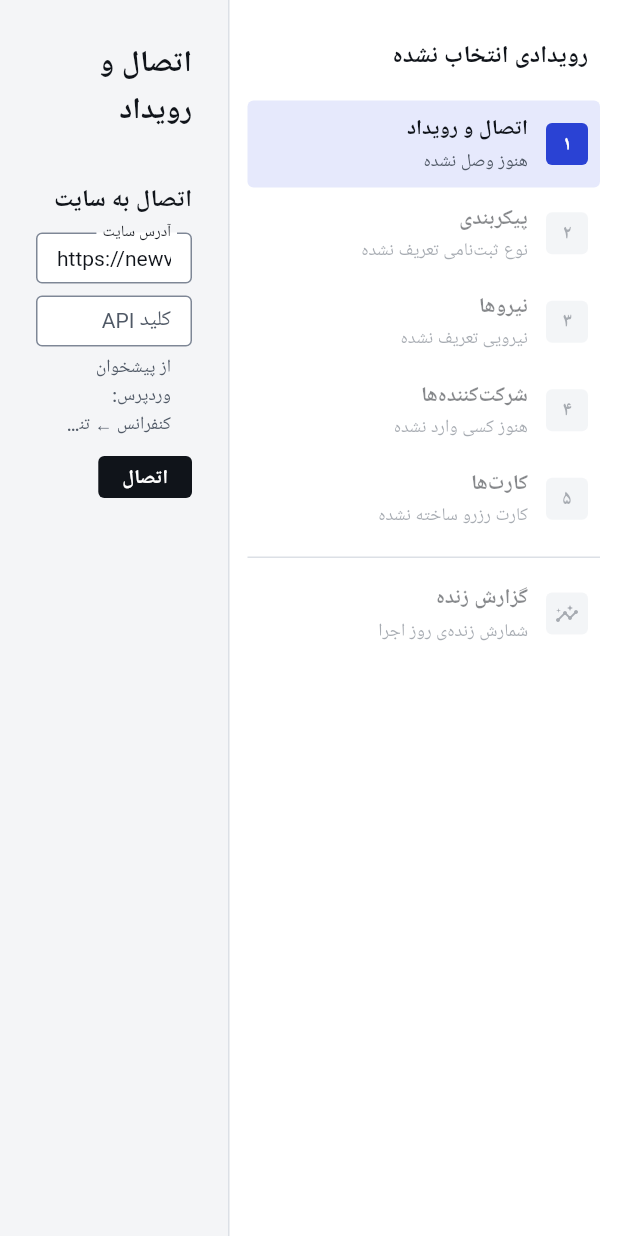
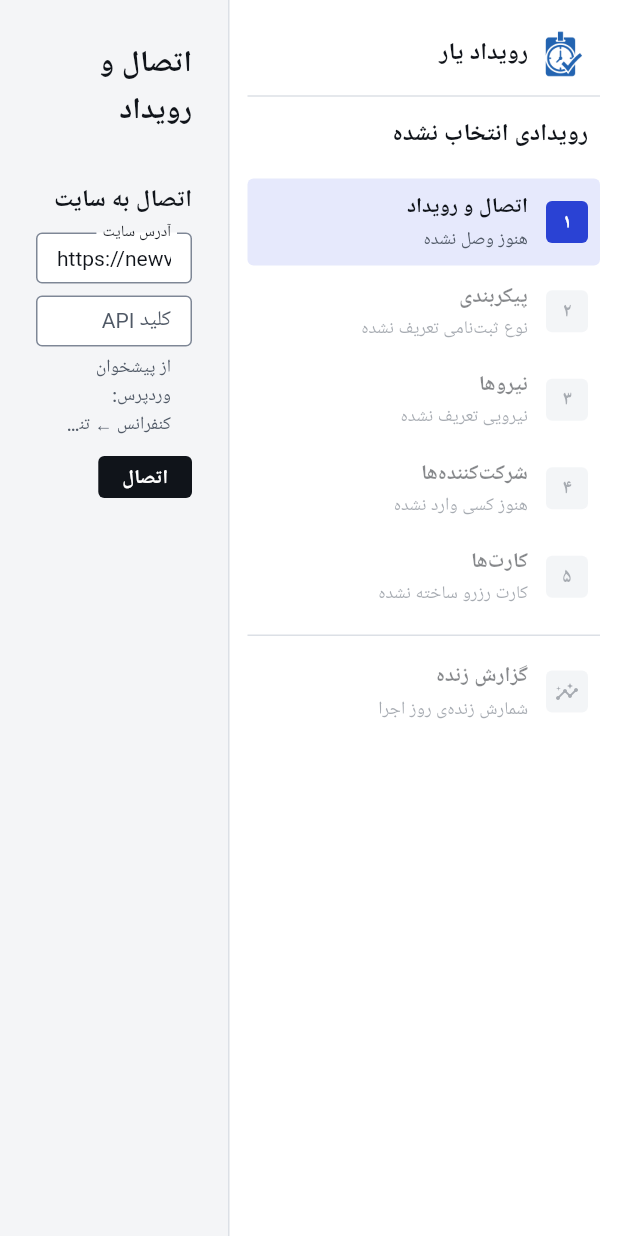
Before and after one commit to mostafaedalatpoor/conference-system, a Flutter app: the screen it shows after launch, on a phone screen of 412 x 824 dp. Run offline on Flutter 3.47's test engine with Material 3 defaults, Android fonts, the phone set to English and light mode, and no system bars; our stand-ins replace file_picker, pdf; missing offline and left inert: excel, mobile_scanner; Roboto replaces fonts that are missing (Vazirmatn).

Commit message:
Brand both apps as Roydadyar (رویداد یار) and build on this branch
- branding/: logo, 1024px icon, Android mipmaps and Windows .ico
- CI copies the launcher icon into the generated android/ and windows/
  folders, names the Android app «رویداد یار», the Windows window title
  «رویداد یار» and the exe Roydadyar.exe; artifacts renamed
- Logo shown on the staff login screen and the admin side nav
- Build workflow also runs on pushes to design-system-daftar

Co-Authored-By: Claude Opus 5.5 <noreply@anthropic.com>
Claude-Session: https://claude.ai/code/session_016PigtNoUMNC5Q9iaDzgJvU

```diff
--- a/admin_app/lib/main.dart
+++ b/admin_app/lib/main.dart
@@ -33,7 +33,7 @@ class AdminApp extends StatelessWidget {
   @override
   Widget build(BuildContext context) {
     return MaterialApp(
-      title: 'مدیریت کنفرانس',
+      title: 'رویداد یار — مدیریت',
       debugShowCheckedModeBanner: false,
       locale: const Locale('fa'),
       supportedLocales: const [Locale('fa'), Locale('en')],
@@ -131,7 +131,16 @@ class _ShellState extends State<Shell> {
                   padding: const EdgeInsets.all(DaftarSize.space3),
                   children: [
                     Padding(
-                      padding: const EdgeInsets.fromLTRB(DaftarSize.space2, DaftarSize.space3, DaftarSize.space2, DaftarSize.space4),
+                      padding: const EdgeInsets.fromLTRB(DaftarSize.space2, DaftarSize.space2, DaftarSize.space2, 0),
+                      child: Row(children: [
+                        Image.asset('assets/brand/logo.png', width: 32, height: 32, semanticLabel: 'لوگوی رویداد یار'),
+                        const SizedBox(width: DaftarSize.space2),
+                        Text('رویداد یار', style: Theme.of(context).textTheme.titleMedium),
+                      ]),
+                    ),
+                    Divider(color: x.line, height: DaftarSize.space5),
+                    Padding(
+                      padding: const EdgeInsets.fromLTRB(DaftarSize.space2, 0, DaftarSize.space2, DaftarSize.space4),
                       child: Column(crossAxisAlignment: CrossAxisAlignment.start, children: [
                         Text(s.event?.name ?? 'رویدادی انتخاب نشده',
                             style: Theme.of(context).textTheme.titleMedium, maxLines: 2, overflow: TextOverflow.ellipsis),
--- a/admin_app/pubspec.yaml
+++ b/admin_app/pubspec.yaml
@@ -1,5 +1,5 @@
 name: conference_admin
-description: اپ مدیریت کنفرانس برای ویندوز — ورود اکسل، ساخت کارت و PDF، تنظیم رویداد و گزارش.
+description: رویداد یار (Roydadyar) — اپ مدیریت کنفرانس برای ویندوز — ورود اکسل، ساخت کارت و PDF، تنظیم رویداد و گزارش.
 publish_to: 'none'
 version: 0.1.0+1
 
@@ -28,6 +28,7 @@ flutter:
   # فونت وزیرمتن (OFL) در CI از مخزن رسمی دانلود و اینجا گذاشته می‌شود.
   assets:
     - assets/fonts/
+    - assets/brand/
   fonts:
     - family: Vazirmatn
       fonts:
--- a/staff_app/lib/main.dart
+++ b/staff_app/lib/main.dart
@@ -30,7 +30,7 @@ class StaffApp extends StatelessWidget {
   @override
   Widget build(BuildContext context) {
     return MaterialApp(
-      title: 'نیروهای کنفرانس',
+      title: 'رویداد یار',
       debugShowCheckedModeBanner: false,
       locale: const Locale('fa'),
       supportedLocales: const [Locale('fa'), Locale('en')],
--- a/staff_app/lib/screens/setup.dart
+++ b/staff_app/lib/screens/setup.dart
@@ -79,6 +79,15 @@ class _SetupScreenState extends State<SetupScreen> {
         child: ListView(
           padding: const EdgeInsets.all(DaftarSize.space4),
           children: [
+            Padding(
+              padding: const EdgeInsets.only(top: DaftarSize.space3, bottom: DaftarSize.space5),
+              child: Column(children: [
+                Image.asset('assets/brand/logo.png', width: 88, height: 88, semanticLabel: 'لوگوی رویداد یار'),
+                const SizedBox(height: DaftarSize.space2),
+                Text('رویداد یار', style: theme.textTheme.titleLarge),
+                Text('Roydadyar', style: theme.textTheme.bodySmall?.copyWith(color: x.inkMuted)),
+              ]),
+            ),
             if (store.needsLogin) ...[
               Notice(
                 tone: NoticeTone.stop,
--- a/staff_app/pubspec.yaml
+++ b/staff_app/pubspec.yaml
@@ -1,5 +1,5 @@
 name: conference_staff
-description: اپ نیروهای اجرایی روز کنفرانس — پذیرش، ثبت‌نام در محل و پذیرایی، آفلاین.
+description: رویداد یار (Roydadyar) — اپ نیروهای اجرایی روز کنفرانس — پذیرش، ثبت‌نام در محل و پذیرایی، آفلاین.
 publish_to: 'none'
 version: 0.1.0+1
 
@@ -23,6 +23,8 @@ dev_dependencies:
 
 flutter:
   uses-material-design: true
+  assets:
+    - assets/brand/
   # فونت وزیرمتن (OFL) در CI از مخزن رسمی دانلود و اینجا گذاشته می‌شود تا روی همه‌ی گوشی‌ها یکسان باشد.
   # وزن ۵۰۰ و ۷۰۰ به نزدیک‌ترین وزن موجود می‌رسد.
   fonts:
```
Also changed, not shown: admin_app/assets/brand/logo.png (added), branding/icon-1024.png (added), branding/logo.png (added), staff_app/assets/brand/logo.png (added), 8 other files.
